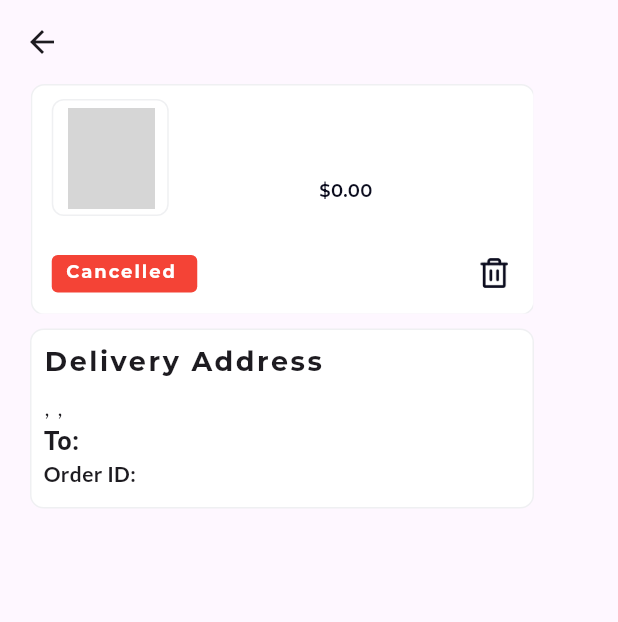
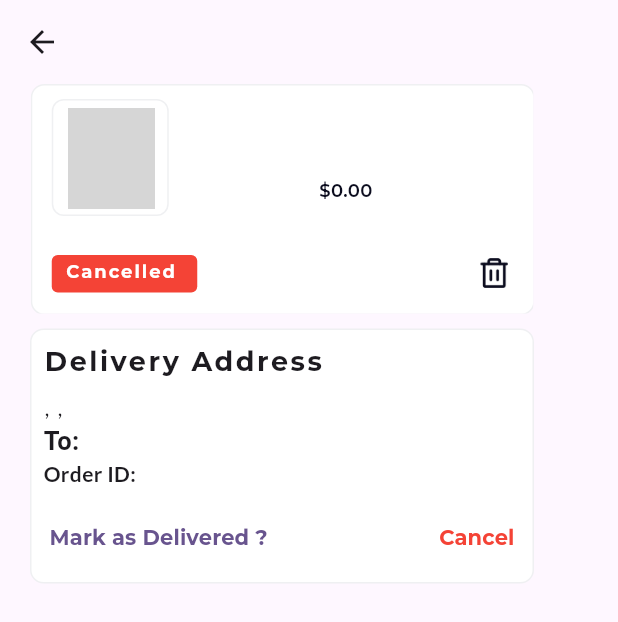
Before and after one commit to vanh1604/vendor-app, a Flutter app: the OrderDetailScreen screen opened directly with empty values, on a phone screen of 412 x 824 dp. Shown: the top 622 px of the screen. Run offline on Flutter 3.47's test engine with Material 3 defaults, Android fonts, the phone set to English and light mode, and no system bars; our stand-ins replace flutter_riverpod, google_fonts, image_picker, shared_preferences; missing offline and left inert: cloudinary_public; accounts and stored records are empty; network calls fail; grey boxes are pictures that could not be loaded.

Commit message:
feat: finish code update status orders

```diff
--- a/lib/views/screens/detail/order_detail_screen.dart
+++ b/lib/views/screens/detail/order_detail_screen.dart
@@ -1,5 +1,6 @@
 import 'package:flutter/material.dart';
 import 'package:google_fonts/google_fonts.dart';
+import 'package:vendor_app/controllers/order_controller.dart';
 import 'package:vendor_app/models/order.dart';
 
 class OrderDetailScreen extends StatefulWidget {
@@ -11,6 +12,7 @@ class OrderDetailScreen extends StatefulWidget {
 }
 
 class _OrderDetailScreenState extends State<OrderDetailScreen> {
+  final OrderController orderController = OrderController();
   @override
   Widget build(BuildContext context) {
     final order = widget.order;
@@ -198,7 +200,7 @@ class _OrderDetailScreenState extends State<OrderDetailScreen> {
             padding: EdgeInsets.symmetric(horizontal: 20, vertical: 10),
             child: Container(
               width: 336,
-              height: order.delivered == true ? 170 : 120,
+              height: order.delivered == false ? 170 : 120,
               decoration: BoxDecoration(
                 color: Colors.white,
                 border: Border.all(color: Color(0xFFEFF0F2)),
@@ -243,15 +245,40 @@ class _OrderDetailScreenState extends State<OrderDetailScreen> {
                       ],
                     ),
                   ),
-                  order.delivered == true
-                      ? TextButton(
-                          onPressed: () {},
-                          child: Text(
-                            'Leave a Review',
-                            style: GoogleFonts.montserrat(
-                              fontWeight: FontWeight.bold,
+                  order.delivered == false
+                      ? Row(
+                          mainAxisAlignment: MainAxisAlignment.spaceBetween,
+                          children: [
+                            TextButton(
+                              onPressed: () async {
+                                await orderController.updateDeliveryStatus(
+                                  orderId: order.id,
+                                  context: context,
+                                );
+                              },
+                              child: Text(
+                                'Mark as Delivered ?',
+                                style: GoogleFonts.montserrat(
+                                  fontWeight: FontWeight.bold,
+                                ),
+                              ),
                             ),
-                          ),
+                            TextButton(
+                              onPressed: () async {
+                                await orderController.updateProccessStatus(
+                                  orderId: order.id,
+                                  context: context,
+                                );
+                              },
+                              child: Text(
+                                'Cancel',
+                                style: GoogleFonts.montserrat(
+                                  fontWeight: FontWeight.bold,
+                                  color: Colors.red,
+                                ),
+                              ),
+                            ),
+                          ],
                         )
                       : SizedBox(),
                 ],
```
Also changed, not shown: lib/controllers/order_controller.dart (+53 -13 lines), lib/views/screens/nav_screens/orders_screen.dart (+5 -9 lines).
